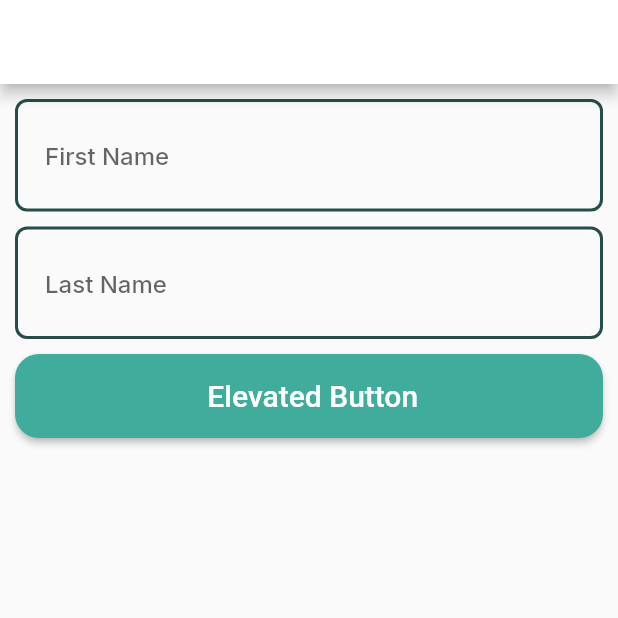
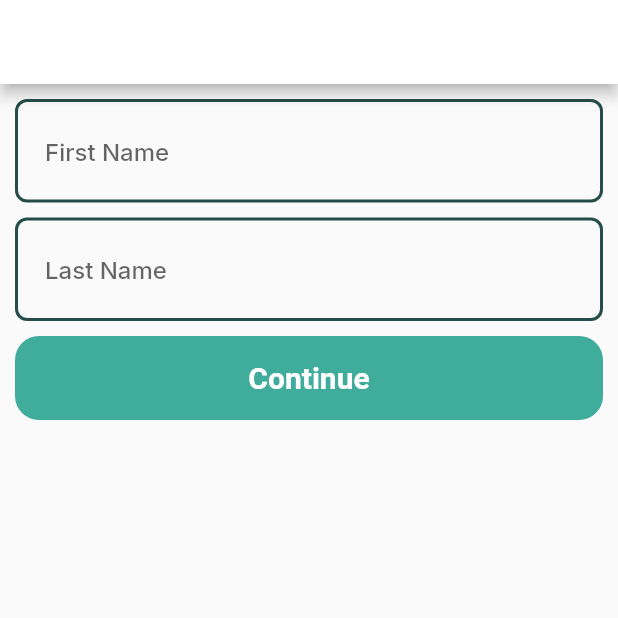
Before and after one commit to isif00/HACK-ODD, a Flutter app: the screen it shows after launch, on a phone screen of 412 x 824 dp, the top half of it. Run offline on Flutter 3.47's test engine with Material 2 defaults, Android fonts, the phone set to English and light mode, and no system bars; our stand-ins replace gap, google_fonts.

Commit message:
feat: refactor mainButton & textInput

```diff
--- a/lib/screens/intro_screen.dart
+++ b/lib/screens/intro_screen.dart
@@ -20,19 +20,19 @@ class _IntroScreenState extends State<IntroScreen> {
       ),
       body: Container(
         padding: const EdgeInsets.all(10),
-        child: const Column(children: [
-          TextInput(hintText: 'First Name'),
-          Gap(10),
-          TextInput(hintText: 'Last Name'),
-          Gap(10),
-          SizedBox(
-            height: 56,
-            width: double.infinity,
-            child: MainButton(),
-          )
-
-      ])),
-
+        child: const Column(
+          children: [
+            // First Name
+            TextInput(hintText: 'First Name'),
+            Gap(10),
+            // Last Name
+            TextInput(hintText: 'Last Name'),
+            Gap(10),
+            // continue Button
+            MainButton(buttonText: 'Continue'),
+          ],
+        ),
+      ),
     );
   }
 }
--- a/lib/widgets/main_button.dart
+++ b/lib/widgets/main_button.dart
@@ -1,25 +1,32 @@
 import 'package:flutter/material.dart';
-import 'package:flutter/widgets.dart';
 import 'package:hack_odd/utils/app_style.dart';
 
 class MainButton extends StatelessWidget {
-  const MainButton({super.key});
+  const MainButton({super.key, required this.buttonText});
+  final String buttonText;
 
   @override
   Widget build(BuildContext context) {
-    return ElevatedButton(
+    return SizedBox(
+      height: 56,
+      width: double.infinity,
+      child: ElevatedButton(
         onPressed: () {},
         style: ElevatedButton.styleFrom(
-          backgroundColor: Styles.primaryColor,
-          shape: RoundedRectangleBorder(
-
-            borderRadius: BorderRadius.circular(16.0),
+            backgroundColor: Styles.primaryColor,
+            shape: RoundedRectangleBorder(
+              borderRadius: BorderRadius.circular(16.0),
+            ),
+            elevation: 0.0,
+            shadowColor: Colors.transparent),
+        child: Text(
+          buttonText,
+          style: const TextStyle(
+            fontSize: 20,
+            fontWeight: FontWeight.w700,
           ),
         ),
-        child: const Text(' Elevated Button', style: TextStyle(
-          fontSize: 20
-        ),)
-
+      ),
     );
   }
 }
--- a/lib/widgets/text_input.dart
+++ b/lib/widgets/text_input.dart
@@ -16,7 +16,7 @@ class _TextInputState extends State<TextInput> {
       style: Styles.headLineSmall.copyWith(fontWeight: FontWeight.w500),
       decoration: InputDecoration(
         contentPadding:
-            const EdgeInsets.symmetric(vertical: 28.0, horizontal: 20.0),
+            const EdgeInsets.symmetric(vertical: 25.0, horizontal: 20.0),
         focusedBorder: OutlineInputBorder(
             borderSide: BorderSide(color: Styles.titleColor, width: 2.5),
             borderRadius: BorderRadius.circular(8.0)),
```
